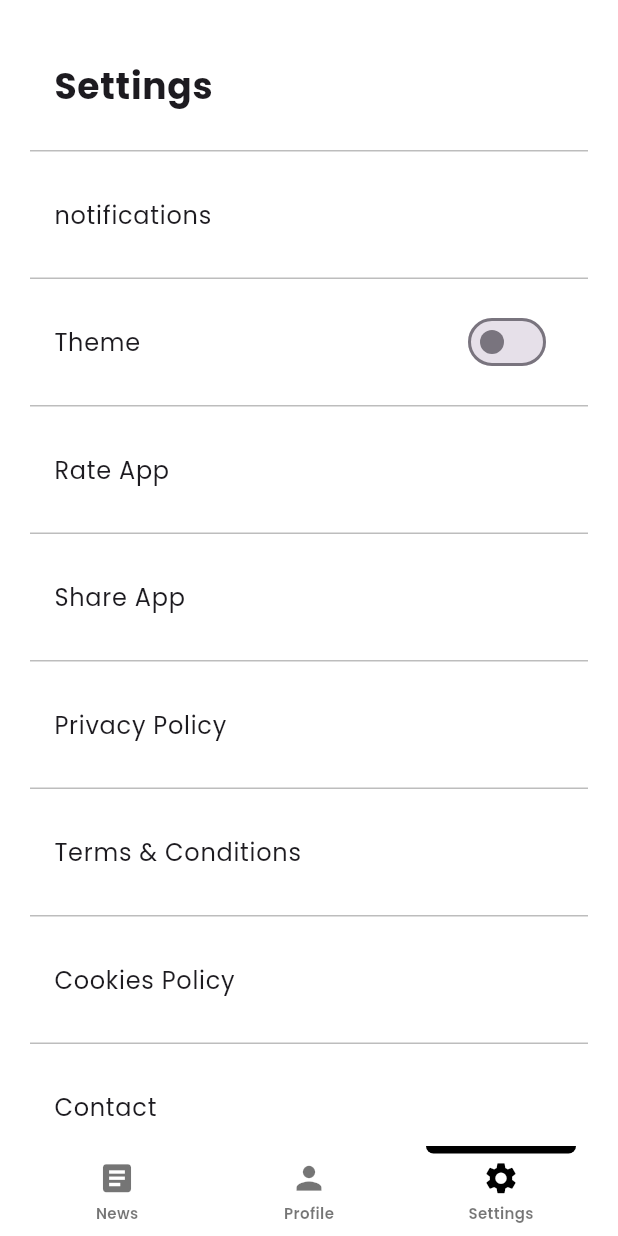
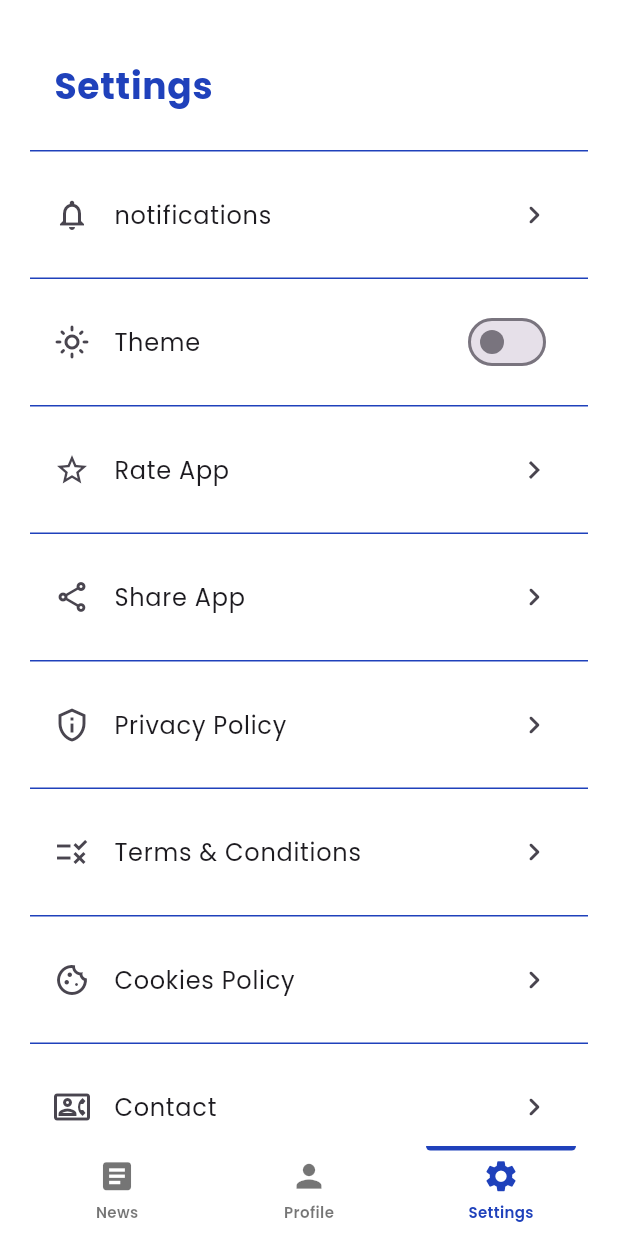
Before and after one commit to iqbalgany/final_project_news_app, a Flutter app: the MainMenuPage screen opened by its route, item 3 of the bottom bar chosen, after a tap on "notifications", on a phone screen of 412 x 824 dp. Run offline on Flutter 3.47's test engine with Material 3 defaults, Android fonts, the phone set to English and light mode, and no system bars; our stand-ins replace flutter_bloc, get_it, google_fonts, hive, hive_flutter; missing offline and left inert: d_input; accounts and stored records are empty; network calls fail.

Commit message:
Add color utility and refactor UI components to use blueColor; enhance user service with proper box management

```diff
--- a/lib/data/locat_storage/user_service.dart
+++ b/lib/data/locat_storage/user_service.dart
@@ -7,26 +7,44 @@ class UserService {
   }
 
   Future<void> register(UserModel user) async {
-    var box = await _openBox();
+    final box = await _openBox();
+    try {
       await box.put(user.email, user);
+      await box.flush();
+    } finally {
+      await box.close();
+    }
   }
 
   Future<UserModel?> login(String email, String password) async {
-    var box = await _openBox();
+    final box = await _openBox();
+    try {
       final user = box.get(email);
       if (user != null && user.password == password) {
         return user;
       }
       return null;
+    } finally {
+      await box.close();
+    }
   }
 
   Future<void> updateProfile(UserModel user) async {
-    var box = await _openBox();
+    final box = await _openBox();
+    try {
       await box.put(user.email, user);
+      await box.flush();
+    } finally {
+      await box.close();
+    }
   }
 
   Future<UserModel?> getUser(String email) async {
-    var box = await _openBox();
+    final box = await _openBox();
+    try {
       return box.get(email);
+    } finally {
+      await box.close();
     }
   }
+}
--- a/lib/main.dart
+++ b/lib/main.dart
@@ -4,9 +4,11 @@ import 'package:final_project_news_app/utils/routes.dart';
 import 'package:flutter/material.dart';
 import 'package:flutter_bloc/flutter_bloc.dart';
 import 'package:google_fonts/google_fonts.dart';
+import 'package:hive_flutter/hive_flutter.dart';
 
 void main() async {
   WidgetsFlutterBinding.ensureInitialized();
+  await Hive.initFlutter();
   await setupSigleton();
   runApp(const MainApp());
 }
--- a/lib/pages/auth/login_page.dart
+++ b/lib/pages/auth/login_page.dart
@@ -22,7 +22,7 @@ class _LoginPageState extends State<LoginPage> {
     super.dispose();
   }
 
-  bool obscure = false;
+  bool obscure = true;
   @override
   Widget build(BuildContext context) {
     return Scaffold(
@@ -81,7 +81,7 @@ class _LoginPageState extends State<LoginPage> {
                 );
 
                 if (context.read<AuthCubit>().state.isAuthenticated) {
-                  Navigator.restorablePushNamed(context, AppRoutes.mainMenu);
+                  Navigator.pushReplacementNamed(context, AppRoutes.mainMenu);
                 } else {
                   ScaffoldMessenger.of(context).showSnackBar(
                     SnackBar(
--- a/lib/pages/main_menu_page.dart
+++ b/lib/pages/main_menu_page.dart
@@ -1,6 +1,7 @@
 import 'package:final_project_news_app/pages/news/news_page.dart';
 import 'package:final_project_news_app/pages/profile/profile_page.dart';
 import 'package:final_project_news_app/pages/settings/settings_page.dart';
+import 'package:final_project_news_app/utils/colors.dart';
 import 'package:flutter/material.dart';
 
 class MainMenuPage extends StatefulWidget {
@@ -55,16 +56,16 @@ class _MainMenuPageState extends State<MainMenuPage> {
         mainAxisAlignment: MainAxisAlignment.spaceBetween,
         children: [
           Container(
-            height: 5,
+            height: 3,
             width: 100,
             decoration: BoxDecoration(
-              color: currentIndex == index ? Colors.black : Colors.transparent,
+              color: currentIndex == index ? blueColor : Colors.transparent,
               borderRadius: BorderRadius.vertical(bottom: Radius.circular(5)),
             ),
           ),
           Icon(
             iconData,
-            color: currentIndex == index ? Colors.black : Colors.black54,
+            color: currentIndex == index ? blueColor : Colors.black54,
             size: 25,
           ),
           Text(
@@ -72,7 +73,7 @@ class _MainMenuPageState extends State<MainMenuPage> {
             style: TextStyle(
               fontWeight: FontWeight.w600,
               fontSize: 10,
-              color: Colors.black54,
+              color: currentIndex == index ? blueColor : Colors.black54,
             ),
           ),
           SizedBox(height: 5),
--- a/lib/pages/news/news_page.dart
+++ b/lib/pages/news/news_page.dart
@@ -1,4 +1,5 @@
 import 'package:final_project_news_app/pages/news/news_detail_page.dart';
+import 'package:final_project_news_app/utils/colors.dart';
 import 'package:flutter/material.dart';
 
 class NewsPage extends StatelessWidget {
@@ -70,7 +71,11 @@ class NewsPage extends StatelessWidget {
             padding: EdgeInsets.symmetric(horizontal: 20, vertical: 10),
             child: Text(
               'News For You',
-              style: TextStyle(fontWeight: FontWeight.bold, fontSize: 20),
+              style: TextStyle(
+                fontWeight: FontWeight.bold,
+                fontSize: 20,
+                color: blueColor,
+              ),
             ),
           ),
 
--- a/lib/pages/profile/profile_page.dart
+++ b/lib/pages/profile/profile_page.dart
@@ -1,3 +1,4 @@
+import 'package:final_project_news_app/utils/colors.dart';
 import 'package:flutter/material.dart';
 
 class ProfilePage extends StatelessWidget {
@@ -14,42 +15,21 @@ class ProfilePage extends StatelessWidget {
             ListTile(
               title: Text(
                 'Profile',
-                style: TextStyle(fontSize: 24, fontWeight: FontWeight.bold),
+                style: TextStyle(
+                  fontSize: 24,
+                  fontWeight: FontWeight.bold,
+                  color: blueColor,
+                ),
               ),
             ),
             SizedBox(height: 30),
 
             Center(
-              child: Stack(
-                children: [
-                  /// Profile Picture
-                  CircleAvatar(
-                    radius: 80,
-                    backgroundColor: Colors.grey[300],
-                    backgroundImage: NetworkImage(
-                      'https://tse3.mm.bing.net/th/id/OIP.IvQ6zp4yhQsC3MFzlkrhTgHaHa?w=500&h=500&rs=1&pid=ImgDetMain&o=7&rm=3',
-                    ),
-                  ),
-
-                  /// Edit Button
-                  Positioned(
-                    bottom: 4,
-                    right: 6,
-                    child: InkWell(
-                      onTap: () {},
-                      borderRadius: BorderRadius.circular(10),
-                      child: Container(
-                        padding: EdgeInsets.all(3),
-                        decoration: BoxDecoration(
-                          border: Border.all(color: Colors.white),
-                          borderRadius: BorderRadius.circular(10),
-                          color: Colors.black,
-                        ),
-                        child: Icon(Icons.edit, color: Colors.white, size: 20),
-                      ),
-                    ),
-                  ),
-                ],
+              child: CircleAvatar(
+                radius: 80,
+                backgroundImage: NetworkImage(
+                  'https://tse3.mm.bing.net/th/id/OIP.IvQ6zp4yhQsC3MFzlkrhTgHaHa?w=500&h=500&rs=1&pid=ImgDetMain&o=7&rm=3',
+                ),
               ),
             ),
             SizedBox(height: 40),
@@ -57,7 +37,7 @@ class ProfilePage extends StatelessWidget {
             /// Fields 1: Name
             Container(
               decoration: BoxDecoration(
-                border: Border.all(color: Colors.black),
+                border: Border.all(color: blueColor),
                 borderRadius: BorderRadius.circular(16),
               ),
               child: ListTile(title: Text('Thomas Shelby'), onTap: () {}),
@@ -67,7 +47,7 @@ class ProfilePage extends StatelessWidget {
             /// Fields 2: Email
             Container(
               decoration: BoxDecoration(
-                border: Border.all(color: Colors.black),
+                border: Border.all(color: blueColor),
                 borderRadius: BorderRadius.circular(16),
               ),
               child: ListTile(
@@ -80,7 +60,7 @@ class ProfilePage extends StatelessWidget {
             /// Fields 3: Phone
             Container(
               decoration: BoxDecoration(
-                border: Border.all(color: Colors.black),
+                border: Border.all(color: blueColor),
                 borderRadius: BorderRadius.circular(16),
               ),
               child: ListTile(title: Text('+1 (555) 123-4567'), onTap: () {}),
@@ -90,7 +70,7 @@ class ProfilePage extends StatelessWidget {
             /// Fields 4: Address
             Container(
               decoration: BoxDecoration(
-                border: Border.all(color: Colors.black),
+                border: Border.all(color: blueColor),
                 borderRadius: BorderRadius.circular(16),
               ),
               child: ListTile(title: Text('Birmingham, UK'), onTap: () {}),
@@ -100,7 +80,7 @@ class ProfilePage extends StatelessWidget {
             FilledButton(
               onPressed: () {},
               style: ButtonStyle(
-                backgroundColor: WidgetStatePropertyAll(Colors.black),
+                backgroundColor: WidgetStatePropertyAll(blueColor),
                 minimumSize: WidgetStatePropertyAll(Size(double.infinity, 60)),
                 shape: WidgetStateProperty.all(
                   RoundedRectangleBorder(
--- a/lib/pages/settings/settings_page.dart
+++ b/lib/pages/settings/settings_page.dart
@@ -1,4 +1,5 @@
 import 'package:final_project_news_app/blocs/auth_cubit.dart';
+import 'package:final_project_news_app/utils/colors.dart';
 import 'package:final_project_news_app/utils/routes.dart';
 import 'package:flutter/material.dart';
 import 'package:flutter_bloc/flutter_bloc.dart';
@@ -24,24 +25,29 @@ class _SettingsPageState extends State<SettingsPage> {
             ListTile(
               title: Text(
                 'Settings',
-                style: TextStyle(fontSize: 24, fontWeight: FontWeight.bold),
+                style: TextStyle(
+                  fontSize: 24,
+                  fontWeight: FontWeight.bold,
+                  color: blueColor,
+                ),
               ),
             ),
             SizedBox(height: 14),
-            Container(height: 1, color: Colors.grey[400]),
+            Container(height: 1, color: blueColor),
             SizedBox(height: 14),
 
             ListTile(
-              // leading: SvgPicture.asset('assets/notification.svg'),
+              leading: Icon(Icons.notifications_none_outlined),
               title: Text('notifications'),
+              trailing: Icon(Icons.chevron_right_rounded),
               onTap: () {},
             ),
             SizedBox(height: 14),
-            Container(height: 1, color: Colors.grey[400]),
+            Container(height: 1, color: blueColor),
             SizedBox(height: 14),
 
             ListTile(
-              // leading: SvgPicture.asset('assets/dark_mode.svg'),
+              leading: Icon(Icons.light_mode_outlined),
               title: Text('Theme'),
               trailing: Switch(
                 value: darkMode,
@@ -52,80 +58,92 @@ class _SettingsPageState extends State<SettingsPage> {
               onTap: null,
             ),
             SizedBox(height: 14),
-            Container(height: 1, color: Colors.grey[400]),
+            Container(height: 1, color: blueColor),
             SizedBox(height: 14),
 
             ListTile(
-              // leading: SvgPicture.asset('assets/star.svg'),
+              leading: Icon(Icons.star_border),
               title: Text('Rate App'),
+              trailing: Icon(Icons.chevron_right_sharp),
               onTap: () {},
             ),
             SizedBox(height: 14),
-            Container(height: 1, color: Colors.grey[400]),
+            Container(height: 1, color: blueColor),
             SizedBox(height: 14),
 
             ListTile(
-              // leading: SvgPicture.asset('assets/share.svg'),
+              leading: Icon(Icons.share_outlined),
               title: Text('Share App'),
+              trailing: Icon(Icons.chevron_right_rounded),
               onTap: () {},
             ),
             SizedBox(height: 14),
-            Container(height: 1, color: Colors.grey[400]),
+            Container(height: 1, color: blueColor),
             SizedBox(height: 14),
 
             ListTile(
-              // leading: SvgPicture.asset('assets/privacy.svg'),
+              leading: Icon(Icons.privacy_tip_outlined),
               title: Text('Privacy Policy'),
+
+              trailing: Icon(Icons.chevron_right_rounded),
+
               onTap: () {},
             ),
             SizedBox(height: 14),
-            Container(height: 1, color: Colors.grey[400]),
+            Container(height: 1, color: blueColor),
             SizedBox(height: 14),
 
             ListTile(
-              // leading: SvgPicture.asset('assets/terms and policy.svg'),
+              leading: Icon(Icons.rule_outlined),
               title: Text('Terms & Conditions'),
+              trailing: Icon(Icons.chevron_right_rounded),
+
               onTap: () {},
             ),
             SizedBox(height: 14),
-            Container(height: 1, color: Colors.grey[400]),
+            Container(height: 1, color: blueColor),
             SizedBox(height: 14),
 
             ListTile(
-              // leading: SvgPicture.asset('assets/cookies.svg'),
+              leading: Icon(Icons.cookie_outlined),
               title: Text('Cookies Policy'),
+              trailing: Icon(Icons.chevron_right_rounded),
+
               onTap: () {},
             ),
             SizedBox(height: 14),
-            Container(height: 1, color: Colors.grey[400]),
+            Container(height: 1, color: blueColor),
             SizedBox(height: 14),
 
             ListTile(
-              // leading: SvgPicture.asset('assets/message.svg'),
+              leading: Icon(Icons.contact_phone_outlined),
               title: Text('Contact'),
+              trailing: Icon(Icons.chevron_right_rounded),
+
               onTap: () {},
             ),
             SizedBox(height: 14),
-            Container(height: 1, color: Colors.grey[400]),
+            Container(height: 1, color: blueColor),
             SizedBox(height: 14),
 
             ListTile(
-              // leading: SvgPicture.asset('assets/feedback.svg'),
+              leading: Icon(Icons.feedback_outlined),
               title: Text('Feedback'),
+              trailing: Icon(Icons.chevron_right_rounded),
               onTap: () {},
             ),
             SizedBox(height: 14),
-            Container(height: 1, color: Colors.grey[400]),
+            Container(height: 1, color: blueColor),
             SizedBox(height: 14),
 
             ListTile(
-              // leading: SvgPicture.asset('assets/Logout.svg'),
+              leading: Icon(Icons.run_circle_outlined),
               title: Text('Logout'),
               trailing: IconButton(
                 onPressed: () {
                   context.read<AuthCubit>().logut();
 
-                  Navigator.restorablePushNamedAndRemoveUntil(
+                  Navigator.pushNamedAndRemoveUntil(
                     context,
                     AppRoutes.login,
                     (route) => false,
@@ -135,7 +153,7 @@ class _SettingsPageState extends State<SettingsPage> {
               ),
             ),
             SizedBox(height: 14),
-            Container(height: 1, color: Colors.grey[400]),
+            Container(height: 1, color: blueColor),
             SizedBox(height: 80),
           ],
         ),
--- /dev/null
+++ b/lib/utils/colors.dart
@@ -0,0 +1,3 @@
+import 'package:flutter/material.dart';
+
+const Color blueColor = Color(0xff1F41BB);
```
Lines whose indentation alone changed are shown as unchanged.
